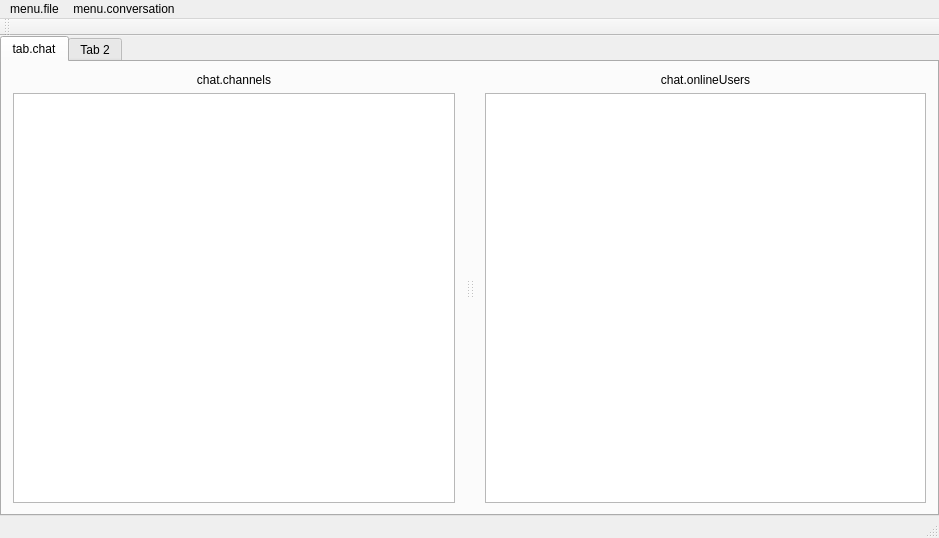
Before: the Qt Designer form CTP-client/mainwindow.ui in george99g/CTP, drawn with Qt 5.
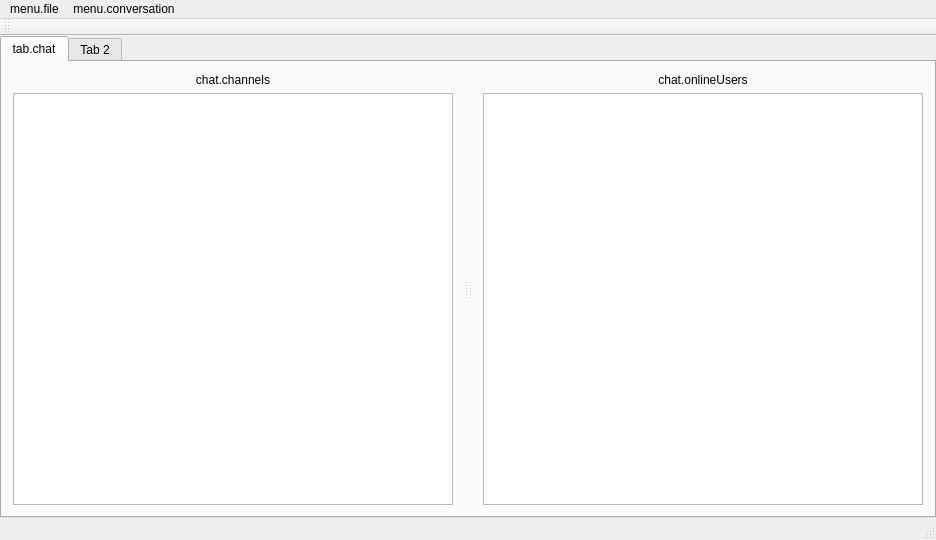
After: the same form once the commit is applied.

```diff
--- a/CTP-client/mainwindow.ui
+++ b/CTP-client/mainwindow.ui
@@ -6,8 +6,8 @@
    <rect>
     <x>0</x>
     <y>0</y>
-    <width>939</width>
-    <height>538</height>
+    <width>936</width>
+    <height>540</height>
    </rect>
   </property>
   <property name="windowTitle">
@@ -117,7 +117,7 @@
     <rect>
      <x>0</x>
      <y>0</y>
-     <width>939</width>
+     <width>936</width>
      <height>20</height>
     </rect>
    </property>
```
